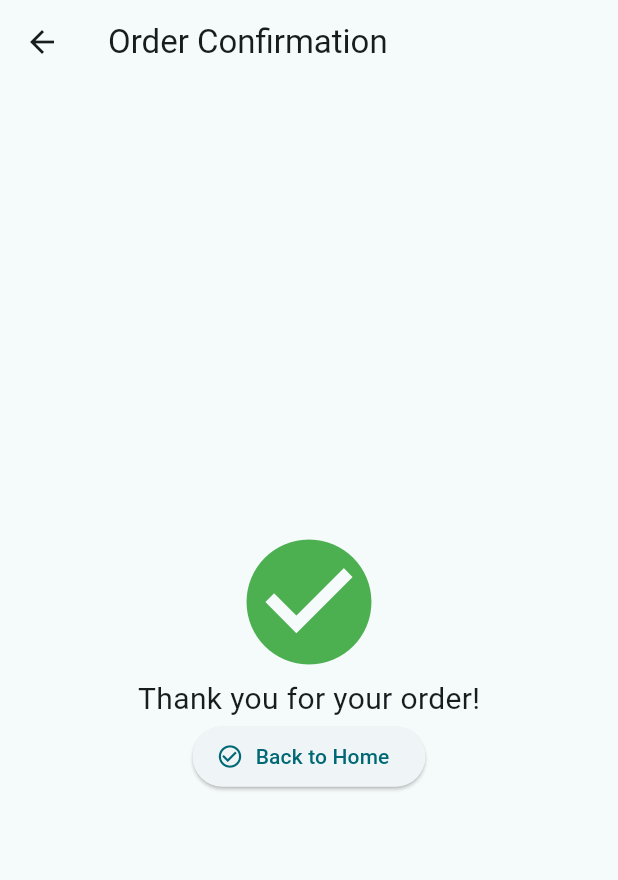
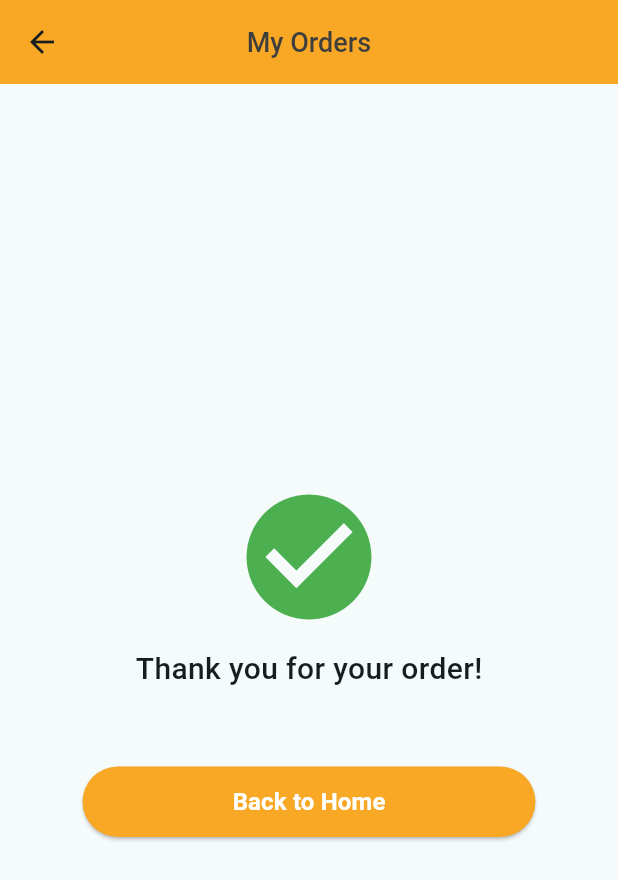
Before and after one commit to wxiaoxuan/jiak_users_app, a Flutter app: the OrderConfirmationScreen screen opened directly, on a phone screen of 412 x 824 dp. Shown: the top 880 px of the screen. Run offline on Flutter 3.47's test engine with Material 2 defaults, Android fonts, the phone set to English and light mode, and no system bars; our stand-ins replace carousel_slider, geocoding, geolocator, shared_preferences; missing offline and left inert: bcrypt, mongo_dart, number_inc_dec; accounts and stored records are empty; network calls fail.

Commit message:
Fixed Received Order Button in My Order Page + Update UI for Order Confirmation Page

```diff
--- a/lib/pages/my_order.dart
+++ b/lib/pages/my_order.dart
@@ -1,5 +1,6 @@
 import 'package:flutter/material.dart';
 import 'package:intl/intl.dart';
+import 'package:jiak_users_app/pages/order_confirmation_screen.dart';
 import 'package:jiak_users_app/widgets/components/enter_button.dart';
 import 'package:jiak_users_app/widgets/orderHistory_widgets/date_time.dart';
 import 'package:jiak_users_app/widgets/orderHistory_widgets/menuItem_text.dart';
@@ -161,10 +162,12 @@ class _MyOrderState extends State<MyOrder> {
                       child: EnterButton(
                           name: 'Received order',
                           onPressed: () {
+                            cartProvider.clearLatestOrder();
                             Navigator.push(
                                 context,
                                 MaterialPageRoute(
-                                    builder: (context) => const Home()));
+                                    builder: (context) =>
+                                        const OrderConfirmationScreen()));
                           })),
                 ),
               )
--- a/lib/pages/order_confirmation_screen.dart
+++ b/lib/pages/order_confirmation_screen.dart
@@ -1,4 +1,5 @@
 import 'package:flutter/material.dart';
+import 'package:jiak_users_app/widgets/components/enter_button.dart';
 
 import 'home.dart';
 
@@ -9,7 +10,14 @@ class OrderConfirmationScreen extends StatelessWidget {
   Widget build(BuildContext context) {
     return Scaffold(
       appBar: AppBar(
-        title: const Text("Order Confirmation"),
+        title: const Text("My Orders"),
+        titleTextStyle: const TextStyle(
+          color: Color(0xff3e3e3c),
+          fontSize: 18.0,
+          fontWeight: FontWeight.w500,
+        ),
+        backgroundColor: Colors.yellow[800],
+        centerTitle: true,
       ),
       body: Center(
         child: Column(
@@ -20,19 +28,19 @@ class OrderConfirmationScreen extends StatelessWidget {
               size: 100,
               color: Colors.green,
             ),
+            const SizedBox(height: 10),
             const Text(
               "Thank you for your order!",
-              style: TextStyle(fontSize: 20),
+              style: TextStyle(fontSize: 20, fontWeight: FontWeight.w500),
             ),
-            ElevatedButton.icon(
+            const SizedBox(height: 50),
+            EnterButton(
+              name: 'Back to Home',
               onPressed: () {
                 Navigator.push(context,
                     MaterialPageRoute(builder: (context) => const Home()));
               },
-              icon: const Icon(
-                  Icons.check_circle_outline), //icon data for elevated button
-              label: const Text("Back to Home"), //label text
-            ),
+            )
           ],
         ),
       ),
```
